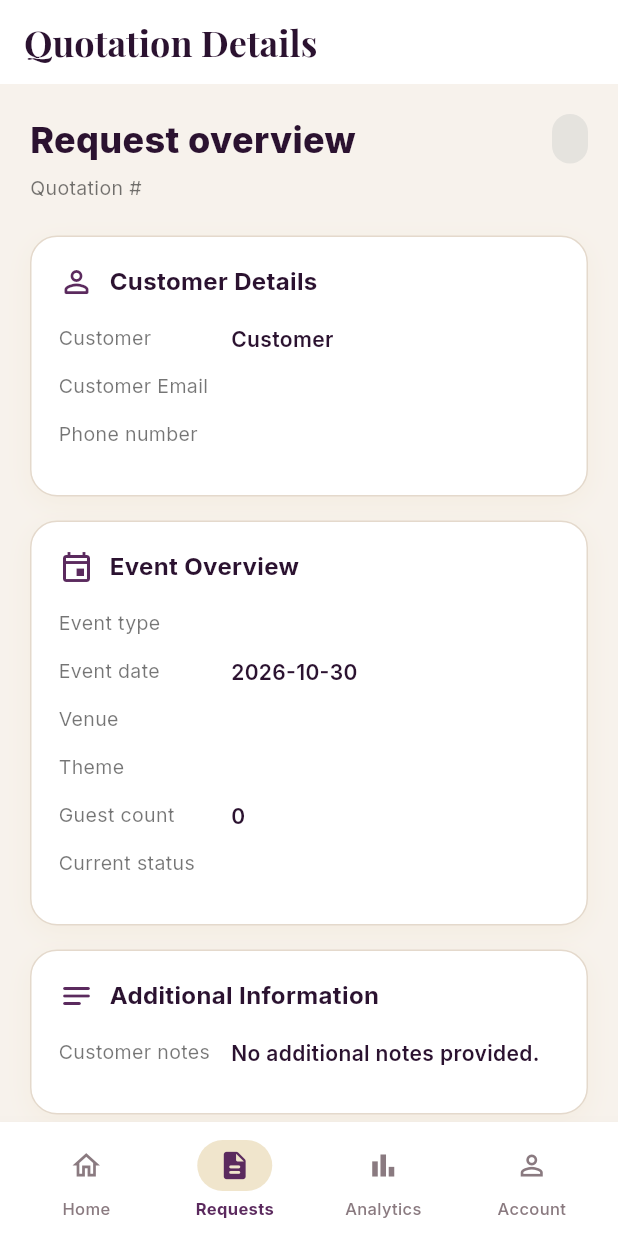
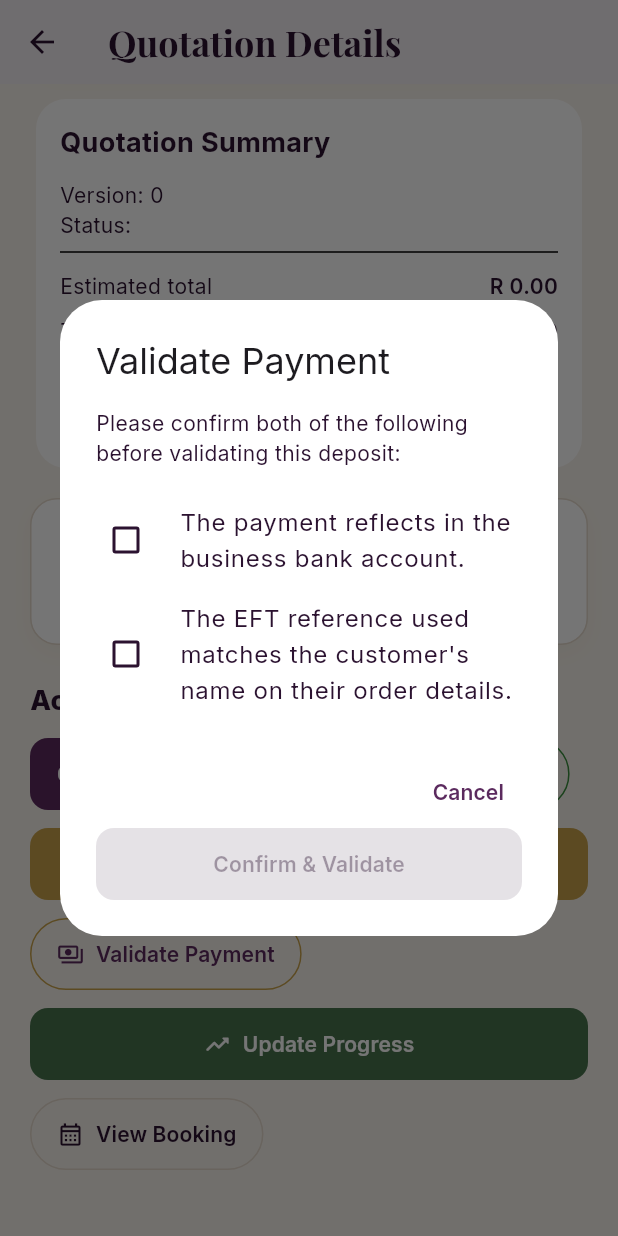
Before and after one commit to Michael-23-bloem/ITC327W, a Flutter app: the QuotationDetailView screen opened directly with empty values, scrolled down 697 dp, after a tap on "Validate Payment", on a phone screen of 412 x 824 dp. Run offline on Flutter 3.47's test engine with Material 3 defaults, Android fonts, the light colour scheme and no system bars; our stand-ins replace go_router, google_fonts, image_picker, supabase_flutter, table_calendar; accounts and stored records are empty.

Commit message:
validate button (popup)

```diff
--- a/FLUTTER_APPLICATION/admin_flutter_application/lib/views/quotation_details_view.dart
+++ b/FLUTTER_APPLICATION/admin_flutter_application/lib/views/quotation_details_view.dart
@@ -120,6 +120,87 @@ class _QuotationDetailViewState extends State<QuotationDetailView> {
           content: Text('Unable to retrieve the customer contact details.'),
         ),
       );
+    }
+  }
+    Future<void> _confirmPayment(BuildContext context, String orderId) async {
+    bool paymentReceived = false;
+    bool referenceMatches = false;
+
+    final confirmed = await showDialog<bool>(
+      context: context,
+      builder: (dialogContext) {
+        return StatefulBuilder(
+          builder: (dialogContext, setDialogState) {
+            return AlertDialog(
+              title: const Text('Validate Payment'),
+              content: Column(
+                mainAxisSize: MainAxisSize.min,
+                crossAxisAlignment: CrossAxisAlignment.start,
+                children: [
+                  const Text(
+                    'Please confirm both of the following before validating this deposit:',
+                  ),
+                  const SizedBox(height: 16),
+                  CheckboxListTile(
+                    contentPadding: EdgeInsets.zero,
+                    controlAffinity: ListTileControlAffinity.leading,
+                    value: paymentReceived,
+                    onChanged: (value) {
+                      setDialogState(() => paymentReceived = value ?? false);
+                    },
+                    title: const Text(
+                      'The payment reflects in the business bank account.',
+                    ),
+                  ),
+                  CheckboxListTile(
+                    contentPadding: EdgeInsets.zero,
+                    controlAffinity: ListTileControlAffinity.leading,
+                    value: referenceMatches,
+                    onChanged: (value) {
+                      setDialogState(() => referenceMatches = value ?? false);
+                    },
+                    title: const Text(
+                      'The EFT reference used matches the customer\'s name on their order details.',
+                    ),
+                  ),
+                ],
+              ),
+              actions: [
+                TextButton(
+                  onPressed: () => Navigator.pop(dialogContext, false),
+                  child: const Text('Cancel'),
+                ),
+                ElevatedButton(
+                  onPressed: (paymentReceived && referenceMatches)
+                      ? () => Navigator.pop(dialogContext, true)
+                      : null,
+                  child: const Text('Confirm & Validate'),
+                ),
+              ],
+            );
+          },
+        );
+      },
+    );
+
+    if (confirmed != true || !mounted) return;
+
+    final orderVm = context.read<OrderViewModel>();
+
+    try {
+      await orderVm.validateEft(orderId);
+
+      if (!mounted) return;
+
+      ScaffoldMessenger.of(context).showSnackBar(
+        const SnackBar(content: Text('Payment validated successfully.')),
+      );
+    } catch (e) {
+      if (!mounted) return;
+
+      ScaffoldMessenger.of(
+        context,
+      ).showSnackBar(SnackBar(content: Text(e.toString())));
     }
   }
 
@@ -621,9 +702,8 @@ class _QuotationDetailViewState extends State<QuotationDetailView> {
                       ),
                     ),
 
-                    OutlinedButton.icon(
-                      onPressed: () =>
-                          context.push('/quotations/${o.id}/validate'),
+                                        OutlinedButton.icon(
+                      onPressed: () => _confirmPayment(context, o.id),
                       icon: const Icon(Icons.payments_outlined),
                       label: const Text('Validate Payment'),
                       style: OutlinedButton.styleFrom(
```
